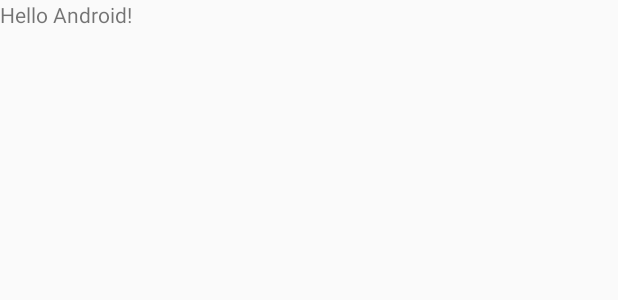
After one commit to jjprada/MyContacts, an Android app: the layout contact_view_field_row.xml on its own in the app's theme, with its tools: preview values and no code run, on a phone screen of 412 x 824 dp. The commit adds this screen. Shown: the top 300 px of the screen. Run offline under Robolectric (Android 15) with nearby library versions, the phone set to English and light mode, and no system bars.

Commit message:
GetView with BaseAdapter

```diff
--- /dev/null
+++ b/app/src/main/res/layout/contact_view_field_row.xml
@@ -0,0 +1,13 @@
+<?xml version="1.0" encoding="utf-8"?>
+<LinearLayout xmlns:android="http://schemas.android.com/apk/res/android"
+    android:layout_width="match_parent"
+    android:layout_height="match_parent"
+    android:orientation="vertical">
+
+    <TextView
+        android:id="@+id/contact_view_row_value"
+        android:text="Hello Android!"
+        android:layout_width="wrap_content"
+        android:layout_height="wrap_content" />
+
+</LinearLayout>
```
Also changed, not shown: app/src/main/java/com/jjprada/mycontacts/Contact.java (+12 -12 lines), app/src/main/java/com/jjprada/mycontacts/ContactListActivity.java (+14 -4 lines), app/src/main/java/com/jjprada/mycontacts/ContactViewActivity.java (+32 -11 lines).
